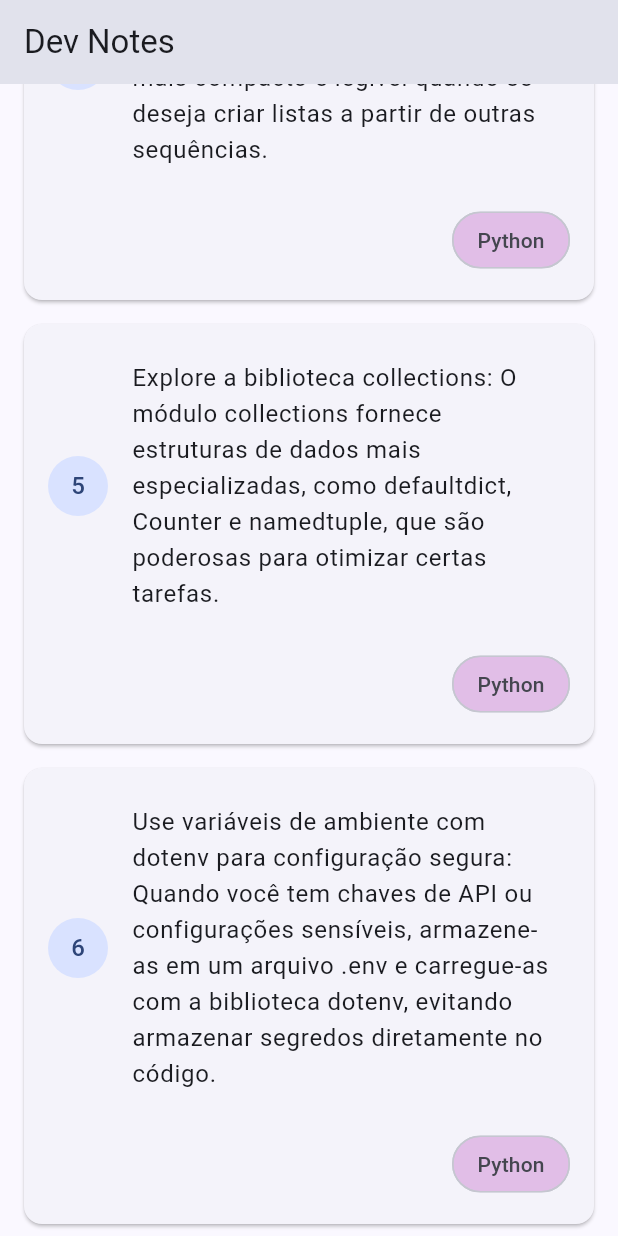
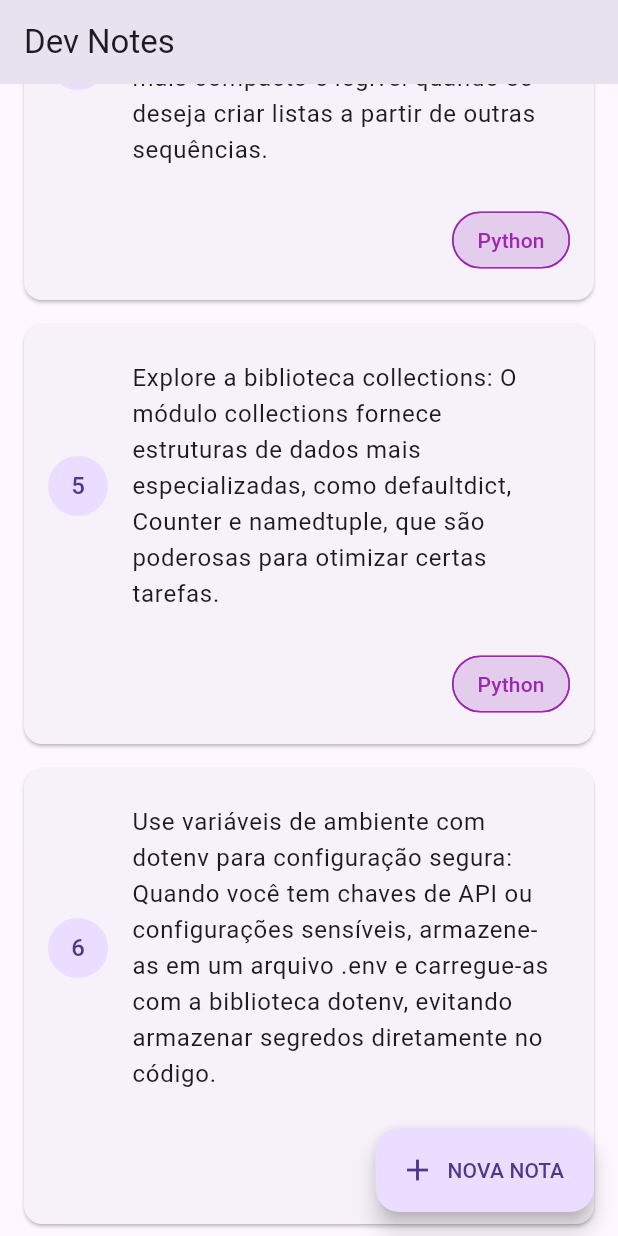
Before and after one commit to f290DSM/tp2_devnotes, a Flutter app: the screen it shows after launch, scrolled down 984 dp, on a phone screen of 412 x 824 dp. Run offline on Flutter 3.47's test engine with Material 3 defaults, Android fonts, the light colour scheme and no system bars; our stand-ins replace dio, flutter_riverpod, flutter_svg, loading_indicator, riverpod_annotation.

Commit message:
Template Tarefa MVVM

```diff
--- a/lib/main.dart
+++ b/lib/main.dart
@@ -12,13 +12,7 @@ class App extends StatelessWidget {
   @override
   Widget build(BuildContext context) {
     return MaterialApp(
-      title: 'Flutter Demo',
-      theme: ThemeData(
-        colorScheme: ColorScheme.fromSeed(
-          seedColor: Colors.blue.shade900,
-        ),
-        useMaterial3: true,
-      ),
+      title: 'DevNotes',
       home: const NotasDevPage(),
     );
   }
--- a/lib/src/features/notes/domain/entity/categoria.dart
+++ b/lib/src/features/categorias/domain/entity/categoria.dart
@@ -27,4 +27,9 @@ class Categoria {
 
   factory Categoria.fromJson(String source) =>
       Categoria.fromMap(json.decode(source));
+
+  @override
+  String toString() {
+    return 'Categoria{id: $id, descricao: $descricao}';
+  }
 }
--- /dev/null
+++ b/lib/src/features/categorias/domain/repository/categoria_repository.dart
@@ -0,0 +1,5 @@
+import 'package:tp2_devnotes/src/features/categorias/domain/entity/categoria.dart';
+
+abstract class CategoriaRepository {
+  Future<List<Categoria>> findAll();
+}
--- /dev/null
+++ b/lib/src/features/categorias/presentation/provider/category_provider.dart
@@ -0,0 +1,16 @@
+import 'package:flutter_riverpod/flutter_riverpod.dart';
+import 'package:riverpod_annotation/riverpod_annotation.dart';
+import 'package:tp2_devnotes/src/features/notes/domain/entity/note.dart';
+
+import '../../../../core/constants.dart';
+import '../../domain/entity/categoria.dart';
+
+var categoryProvider = StateProvider<Categoria?>((ref) => null);
+
+final notasProvider = FutureProvider<List<Nota>>((ref) async {
+  return kNotas;
+});
+
+final categoriasProvider = FutureProvider<List<Categoria>>((ref) async {
+  return kCategorias;
+});
--- a/lib/src/features/notes/data/repository/nota_repository_impl.dart
+++ /dev/null
@@ -1,3 +0,0 @@
-class NotaRepositoryImpl {
-  //TODO: Implementar repositorio de Notas DEV
-}
--- a/lib/src/features/notes/domain/entity/note.dart
+++ b/lib/src/features/notes/domain/entity/note.dart
@@ -1,6 +1,6 @@
 import 'dart:convert';
 
-import 'categoria.dart';
+import '../../../categorias/domain/entity/categoria.dart';
 
 class Nota {
   int? id;
@@ -33,4 +33,9 @@ class Nota {
   String toJson() => json.encode(toMap());
 
   factory Nota.fromJson(String source) => Nota.fromMap(json.decode(source));
+
+  @override
+  String toString() {
+    return 'Nota{id: $id, conteudo: $conteudo, categoria: $categoria}';
+  }
 }
--- a/lib/src/features/notes/presentation/notas_page.dart
+++ b/lib/src/features/notes/presentation/notas_page.dart
@@ -1,20 +1,36 @@
-import 'dart:convert';
+import 'package:flutter/material.dart';
+import 'package:flutter_riverpod/flutter_riverpod.dart';
+import 'package:tp2_devnotes/src/core/shared/widgets/error_widget.dart';
+import 'package:tp2_devnotes/src/features/categorias/presentation/provider/category_provider.dart';
+import 'package:tp2_devnotes/src/features/notes/presentation/widgets/lista_notas_widget.dart';
 
-import 'package:flutter/material.dart';
-import 'package:tp2_devnotes/src/core/constants.dart';
-import 'package:flutter_riverpod/flutter_riverpod.dart';
-import 'package:tp2_devnotes/src/features/notes/presentation/widgets/lista_notas_widget.dart';
+import '../../../core/shared/widgets/loading_widget.dart';
+import 'nota_form_page.dart';
 
 class NotasDevPage extends ConsumerWidget {
   const NotasDevPage({super.key});
 
   @override
   Widget build(BuildContext context, WidgetRef ref) {
+    var notas = ref.watch(notasProvider);
     return Scaffold(
       appBar: AppBar(
         title: const Text('Dev Notes'),
       ),
-      body: ListaNotasWidget(notas: kNotas),
+      body: notas.when(
+        data: (data) => ListaNotasWidget(notas: data),
+        error: (error, stackTrace) =>
+            InternalErrorWidget(message: error.toString()),
+        loading: () => const LoadingWidget(),
+      ),
+      floatingActionButton: FloatingActionButton.extended(
+        onPressed: () {
+          Navigator.of(context).push(
+              MaterialPageRoute(builder: (context) => const NotaDevFormPage()));
+        },
+        label: const Text('NOVA NOTA'),
+        icon: const Icon(Icons.add),
+      ),
     );
   }
 }
--- a/lib/src/features/notes/presentation/widgets/card_nota_dev.dart
+++ b/lib/src/features/notes/presentation/widgets/card_nota_dev.dart
@@ -37,11 +37,18 @@ class CardNotaDev extends StatelessWidget {
             margin: const EdgeInsets.fromLTRB(0, 0, 16, 16),
             child: Chip(
               shape: RoundedRectangleBorder(
+                side: BorderSide(
+                  color: Colors.primaries[nota.categoria!.id!],
+                ),
                 borderRadius: BorderRadius.circular(32),
               ),
-              backgroundColor: Colors.primaries[nota.categoria!.id!].shade100,
+              backgroundColor: Colors.primaries[nota.categoria!.id!].shade700
+                  .withOpacity(0.2),
               label: Text(
                 nota.categoria!.descricao!,
+                style: TextStyle(
+                  color: Colors.primaries[nota.categoria!.id!],
+                ),
               ),
             ),
           )
--- a/lib/src/features/notes/presentation/widgets/lista_notas_widget.dart
+++ b/lib/src/features/notes/presentation/widgets/lista_notas_widget.dart
@@ -5,15 +5,34 @@ import 'card_nota_dev.dart';
 
 class ListaNotasWidget extends StatelessWidget {
   const ListaNotasWidget({super.key, required this.notas});
+
   final List<Nota> notas;
 
   @override
   Widget build(BuildContext context) {
+    //TODO: Incluir MVVM com Riverpod
     return ListView.builder(
       itemCount: notas.length,
       itemBuilder: (BuildContext context, int index) {
         final nota = notas[index];
-        return CardNotaDev(nota: nota);
+        return Dismissible(
+            key: Key(
+              nota.id.toString(),
+            ),
+            direction: DismissDirection.startToEnd,
+            background: Container(
+              padding: const EdgeInsets.all(16),
+              color: Colors.red.shade200,
+              alignment: Alignment.centerLeft,
+              child: const Icon(
+                Icons.delete,
+                color: Colors.white60,
+              ),
+            ),
+            onDismissed: (direction) {
+              //TODO: Remover nora com provider
+            },
+            child: CardNotaDev(nota: nota));
       },
     );
   }
```
Also changed, not shown: lib/src/core/constants.dart (+10 -1 lines), lib/src/core/providers/dio_provider.dart (deleted, +0 -10 lines), lib/src/core/shared/widgets/error_widget.dart (+17 -5 lines), lib/src/core/shared/widgets/loading_widget.dart (+8 -7 lines), lib/src/features/categorias/data/repository/categoria_repository_impl.dart (added, +23 -0 lines), lib/src/features/notes/presentation/nota_form_page.dart (added, +30 -0 lines), lib/src/features/notes/presentation/widgets/nota_form_widget.dart (added, +60 -0 lines), lib/src/core/providers/dio_provider.g.dart (deleted), 4 other files.
